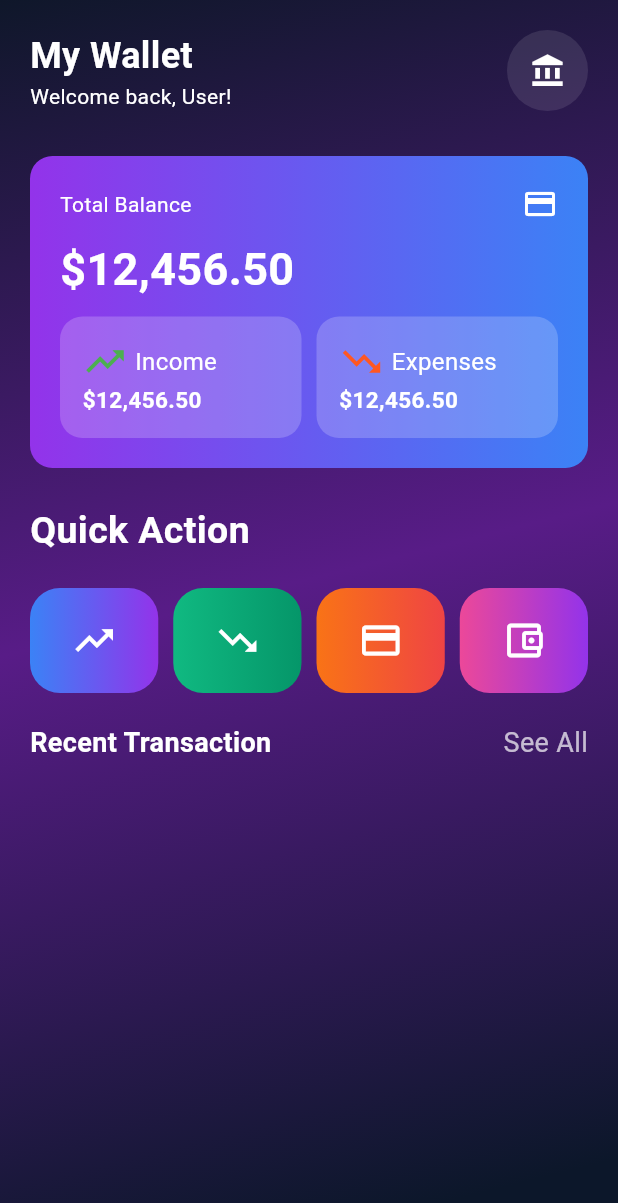
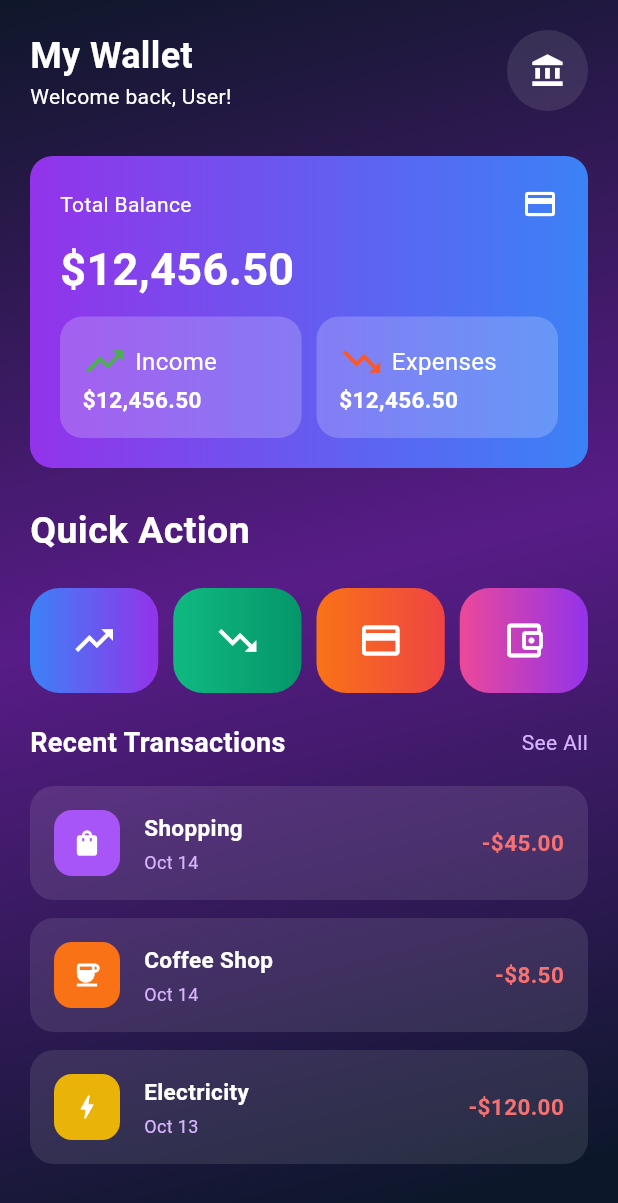
Before and after one commit to asaduzzaman-ashik3/finance_dashboard, a Flutter app: the screen it shows after launch, on a phone screen of 412 x 824 dp. Shown: the top 1203 px of the screen. Run offline on Flutter 3.47's test engine with Material 3 defaults, Android fonts, the phone set to English and light mode, and no system bars.

Commit message:
transaction section add

```diff
--- a/lib/main.dart
+++ b/lib/main.dart
@@ -44,7 +44,7 @@ class Dashboard extends StatelessWidget {
                 const SizedBox(height: 24),
                 quickAction(),
                 SizedBox(height: 20),
-                trancsaction(),
+                transaction(),
                 const SizedBox(height: 24),
               ],
             ),
@@ -291,30 +291,128 @@ class Dashboard extends StatelessWidget {
     );
   }
 
-  Widget trancsaction() {
-    return Column(
+  Widget transaction() {
+    final transactions = [
+      {
+        'icon': Icons.shopping_bag,
+        'title': 'Shopping',
+        'date': 'Oct 14',
+        'amount': '-\$45.00',
+        'color': const Color(0xFFa855f7),
+      },
+      {
+        'icon': Icons.coffee,
+        'title': 'Coffee Shop',
+        'date': 'Oct 14',
+        'amount': '-\$8.50',
+        'color': const Color(0xFFf97316),
+      },
+      {
+        'icon': Icons.bolt,
+        'title': 'Electricity',
+        'date': 'Oct 13',
+        'amount': '-\$120.00',
+        'color': const Color(0xFFeab308),
+      },
+      {
+        'icon': Icons.attach_money,
+        'title': 'Salary',
+        'date': 'Oct 12',
+        'amount': '+\$2,500.00',
+        'color': const Color(0xFF10b981),
+      },
+    ];
+
+    return Expanded(
+      child: Column(
         children: [
           Row(
             mainAxisAlignment: MainAxisAlignment.spaceBetween,
-          children: [
+            children: const [
               Text(
-              "Recent Transaction",
+                'Recent Transactions',
                 style: TextStyle(
+                  color: Colors.white,
                   fontSize: 18,
-                color: Colors.white,
-                fontWeight: FontWeight.bold,
+                  fontWeight: FontWeight.w600,
                 ),
               ),
               Text(
-              "See All",
-              style: TextStyle(
-                fontSize: 18,
-                color: Colors.white.withOpacity(0.7),
+                'See All',
+                style: TextStyle(color: Color(0xFFd8b4fe), fontSize: 14),
+              ),
+            ],
+          ),
+          const SizedBox(height: 16),
+          Expanded(
+            child: ListView.builder(
+              itemCount: transactions.length,
+              itemBuilder: (context, index) {
+                final transaction = transactions[index];
+                return Container(
+                  margin: const EdgeInsets.only(bottom: 12),
+                  padding: const EdgeInsets.all(16),
+                  decoration: BoxDecoration(
+                    color: Colors.white.withOpacity(0.1),
+                    borderRadius: BorderRadius.circular(16),
+                  ),
+                  child: Row(
+                    children: [
+                      Container(
+                        padding: const EdgeInsets.all(12),
+                        decoration: BoxDecoration(
+                          color: transaction['color'] as Color,
+                          borderRadius: BorderRadius.circular(12),
+                        ),
+                        child: Icon(
+                          transaction['icon'] as IconData,
+                          color: Colors.white,
+                          size: 20,
+                        ),
+                      ),
+                      const SizedBox(width: 16),
+                      Expanded(
+                        child: Column(
+                          crossAxisAlignment: CrossAxisAlignment.start,
+                          children: [
+                            Text(
+                              transaction['title'] as String,
+                              style: const TextStyle(
+                                color: Colors.white,
+                                fontWeight: FontWeight.w600,
+                                fontSize: 15,
+                              ),
+                            ),
+                            const SizedBox(height: 4),
+                            Text(
+                              transaction['date'] as String,
+                              style: const TextStyle(
+                                color: Color(0xFFd8b4fe),
+                                fontSize: 12,
                               ),
                             ),
                           ],
                         ),
+                      ),
+                      Text(
+                        transaction['amount'] as String,
+                        style: TextStyle(
+                          color:
+                          (transaction['amount'] as String).startsWith('+')
+                              ? const Color(0xFF4ade80)
+                              : const Color(0xFFf87171),
+                          fontWeight: FontWeight.bold,
+                          fontSize: 15,
+                        ),
+                      ),
                     ],
+                  ),
+                );
+              },
+            ),
+          ),
+        ],
+      ),
     );
   }
 }
```
Lines whose indentation alone changed are shown as unchanged.
